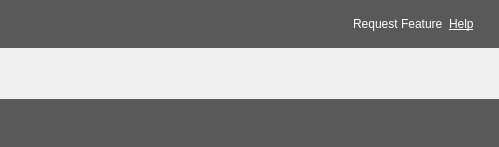
This is resources/ui/album_screen.ui in Iconoclasteinc/tgit as Qt 5 draws it before an edit. The edited form follows.
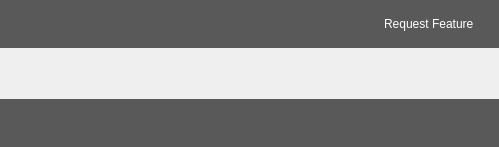
This is the edited form. Icons and pictures are not drawn.

Commit message: Move the online help to the help menu.

Patch:
```diff
--- a/resources/ui/album_screen.ui
+++ b/resources/ui/album_screen.ui
@@ -148,19 +148,6 @@
         </property>
        </widget>
       </item>
-      <item>
-       <widget class="QLabel" name="help_link">
-        <property name="cursor">
-         <cursorShape>PointingHandCursor</cursorShape>
-        </property>
-        <property name="text">
-         <string>&lt;a style=&quot;color: white&quot; href=&quot;http://tagyourmusic.com/#style-guide&quot;&gt;Help&lt;/a&gt;</string>
-        </property>
-        <property name="openExternalLinks">
-         <bool>true</bool>
-        </property>
-       </widget>
-      </item>
      </layout>
     </widget>
    </item>
```
The commit also changes 8 other files.
